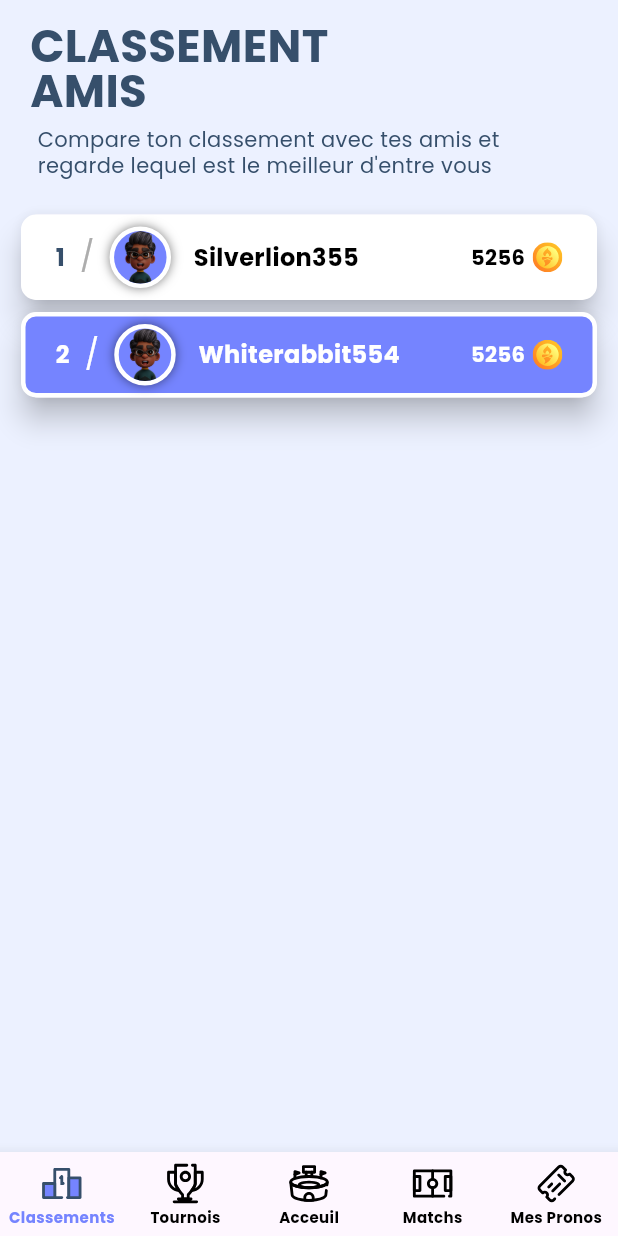
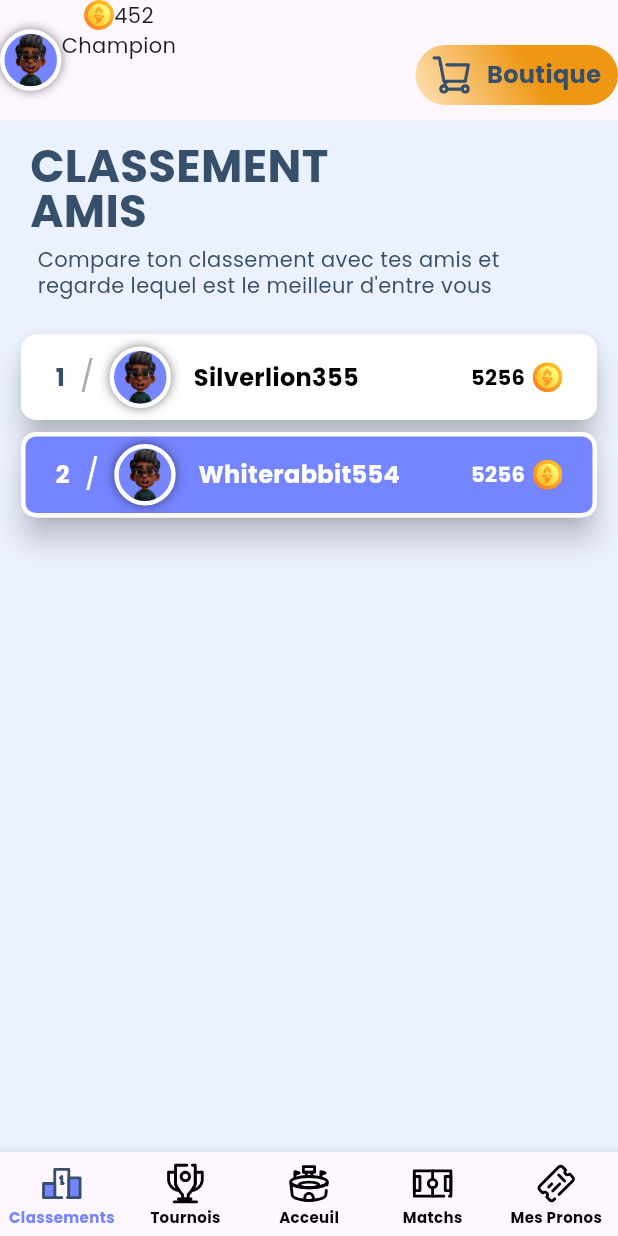
Before and after one commit to felixmielcarek/genius, a Flutter app: the screen it shows after launch, on a phone screen of 412 x 824 dp. Run offline on Flutter 3.47's test engine with Material 3 defaults, Android fonts, the phone set to English and light mode, and no system bars; our stand-ins replace flutter_svg.

Commit message:
:construction: Add app bar

```diff
--- a/lib/application_layer/genius_colors.dart
+++ b/lib/application_layer/genius_colors.dart
@@ -3,7 +3,8 @@ import 'package:flutter/material.dart';
 class GeniusColors {
   static const Color primary = Color(0xFF7584ff); // violet bleu
   static const Color secondary = Color(0xFFecf1ff); // bleu ciel clair
-  static const Color accent = Color(0xFFffe3ba); // jaune
+  static const Color accentStart = Color(0xFFffe3ba); // jaune
+  static const Color accentEnd = Color(0xFFEE9714); // orange
   static const Color notification = Color(0xFFD80027); // rouge
 
   static const Color textDark = Color(0xFF000000); // Black
@@ -14,8 +15,6 @@ class GeniusColors {
 /*
 #BCFFCF ⇒ vert claire
 #108236 ⇒ vert
-#FFE3BA ⇒ jaune
-#EE9714 ⇒ orange
 #FFD1D9 ⇒ rouge claire
 #D80027 ⇒ rouge
 #9EA5AD ⇒ gris
--- a/lib/application_layer/main_page.dart
+++ b/lib/application_layer/main_page.dart
@@ -11,9 +11,15 @@ class MainPage extends StatefulWidget {
 }
 
 class _MainPageState extends State<MainPage> {
+  final String picture = "person.png";
+  final int coinsWallet = 452;
+
   int _selectedIndex = 0;
 
   final List<Widget> _children = [
+    const RankingPage(),
+    const RankingPage(),
+    const RankingPage(),
     const RankingPage(),
     const RankingPage(),
   ];
@@ -26,9 +32,61 @@ class _MainPageState extends State<MainPage> {
 
   @override
   Widget build(BuildContext context) {
-    return Scaffold(
-      appBar: const PreferredSize(
-          preferredSize: Size.fromHeight(80.0), child: Row()),
+    return SafeArea(
+        child: Scaffold(
+            appBar: PreferredSize(
+                preferredSize: const Size.fromHeight(80.0),
+                child: Row(children: [
+                  Container(
+                      decoration: BoxDecoration(
+                          color: GeniusColors.primary,
+                          shape: BoxShape.circle,
+                          border: Border.all(color: Colors.white, width: 3.0),
+                          boxShadow: [
+                            BoxShadow(
+                                color: Colors.black.withOpacity(0.5),
+                                blurRadius: 5)
+                          ]),
+                      child: ClipOval(
+                          child: Image(
+                              image: AssetImage('assets/$picture'),
+                              height: 35))),
+                  Column(children: [
+                    Row(children: [
+                      SvgPicture.asset('assets/icons/coins.svg',
+                          semanticsLabel: 'Coin icon', height: 20),
+                      Text(coinsWallet.toString())
+                    ]),
+                    const Text("Champion")
+                  ]),
+                  const Spacer(),
+                  Align(
+                      alignment: Alignment.bottomLeft,
+                      child: Container(
+                          margin: const EdgeInsets.only(bottom: 10),
+                          height: 40,
+                          width: 135,
+                          decoration: BoxDecoration(
+                              borderRadius: BorderRadius.circular(30),
+                              gradient: const LinearGradient(
+                                  colors: [
+                                    GeniusColors.accentStart,
+                                    GeniusColors.accentEnd
+                                  ],
+                                  begin: Alignment.bottomLeft,
+                                  end: Alignment.topCenter)),
+                          child: Row(
+                              mainAxisAlignment: MainAxisAlignment.spaceEvenly,
+                              children: [
+                                SvgPicture.asset('assets/icons/shop.svg',
+                                    height: 25),
+                                const Text('Boutique',
+                                    style: TextStyle(
+                                        fontWeight: FontWeight.bold,
+                                        fontSize: 16,
+                                        color: GeniusColors.textPrimary))
+                              ])))
+                ])),
             body: _children[_selectedIndex],
             bottomNavigationBar: BottomNavigationBar(
                 items: <BottomNavigationBarItem>[
@@ -56,7 +114,7 @@ class _MainPageState extends State<MainPage> {
                       icon: SvgPicture.asset(
                           'assets/icons/ticket${_selectedIndex == 4 ? '_primary' : ''}.svg',
                           height: 30),
-              label: 'Mes Pronos'),
+                      label: 'Mes Pronos')
                 ],
                 onTap: onTabTapped,
                 currentIndex: _selectedIndex,
@@ -65,9 +123,7 @@ class _MainPageState extends State<MainPage> {
                 unselectedItemColor: Colors.black,
                 selectedLabelStyle:
                     const TextStyle(fontWeight: FontWeight.bold, fontSize: 10),
-        unselectedLabelStyle:
-            const TextStyle(fontWeight: FontWeight.bold, fontSize: 10),
-      ),
-    );
+                unselectedLabelStyle: const TextStyle(
+                    fontWeight: FontWeight.bold, fontSize: 10))));
   }
 }
```
Also changed, not shown: assets/icons/shop.svg (added). Lines whose indentation alone changed are shown as unchanged.
